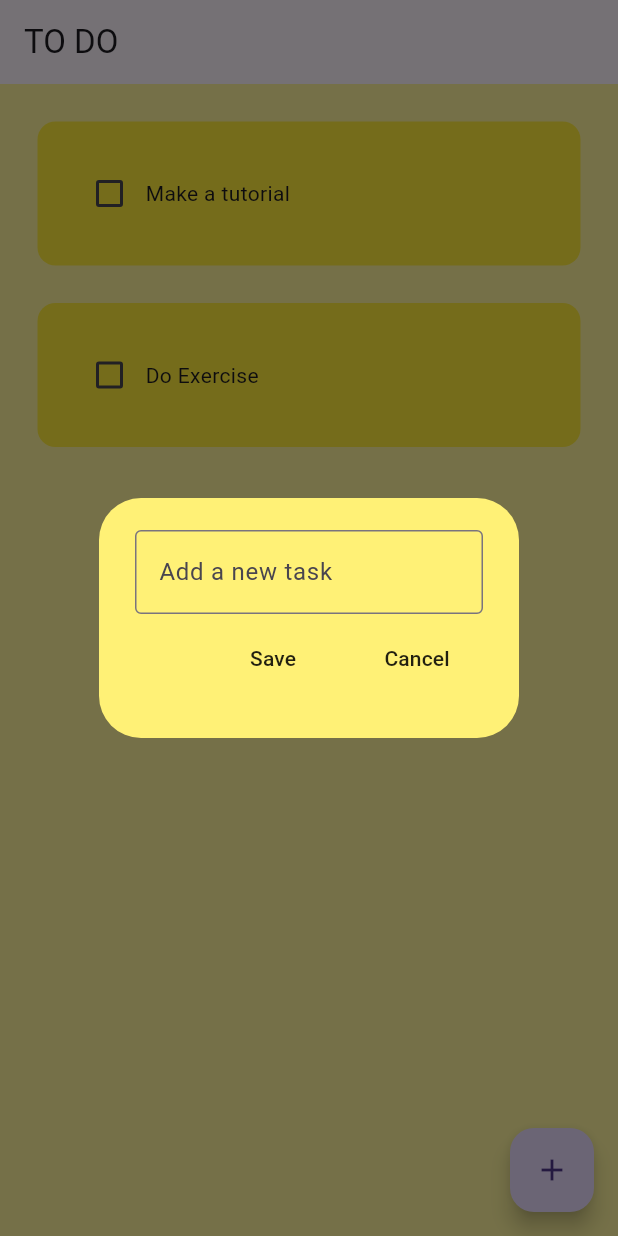
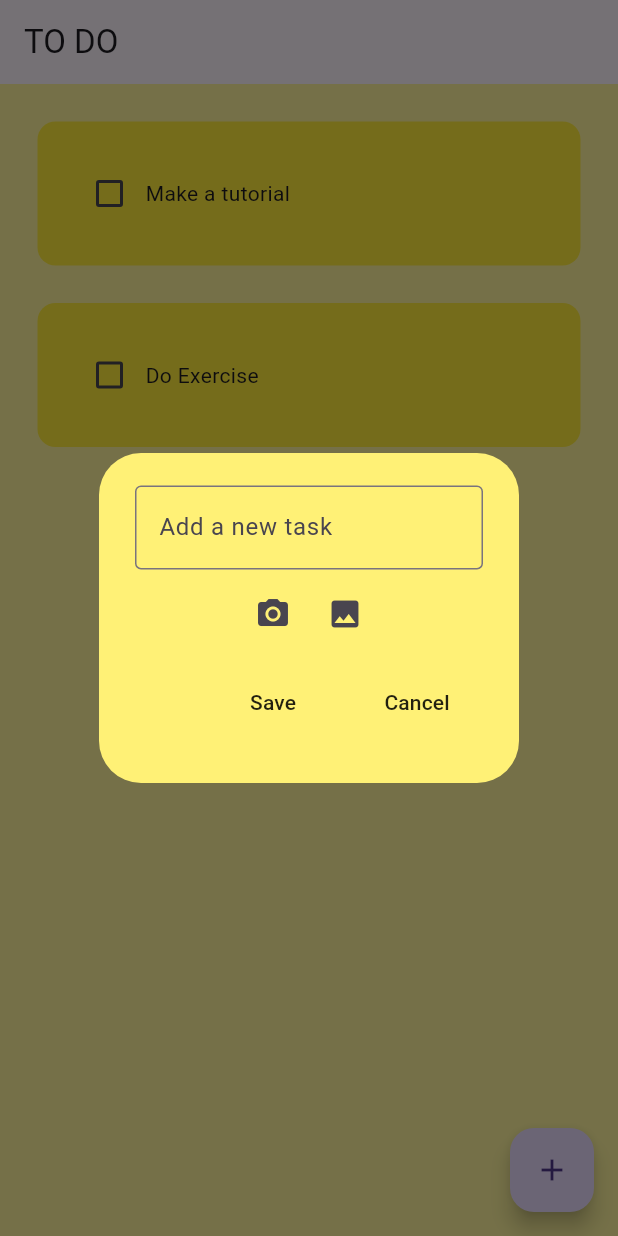
Before and after one commit to SashishS1/todo_app, a Flutter app: the screen it shows after launch, after a tap on the "add" icon, on a phone screen of 412 x 824 dp. Run offline on Flutter 3.47's test engine with Material 3 defaults, Android fonts, the phone set to English and light mode, and no system bars; drawn by our look-alikes of flutter_slidable; our stand-ins replace hive_flutter, image_picker; accounts and stored records are empty.

Commit message:
meti botões para adicionar foto/ou da galeria

```diff
--- a/lib/data/database.dart
+++ b/lib/data/database.dart
@@ -1,3 +1,5 @@
+// ignore_for_file: prefer_const_constructors, unnecessary_import, avoid_print
+
 import 'package:hive_flutter/hive_flutter.dart';
 
 class ToDoDataBase {
--- a/lib/util/dialog_box.dart
+++ b/lib/util/dialog_box.dart
@@ -1,12 +1,14 @@
 // ignore_for_file: prefer_typing_uninitialized_variables, must_be_immutable, sized_box_for_whitespace, prefer_const_constructors
 
 import 'package:flutter/material.dart';
+import 'package:image_picker/image_picker.dart';
+import 'dart:io';
 import 'package:todoapp/util/my_button.dart';
 
-class DialogBox extends StatelessWidget {
-  final controller;
-  VoidCallback onSave;
-  VoidCallback onCancel;
+class DialogBox extends StatefulWidget {
+  final TextEditingController controller;
+  final VoidCallback onSave;
+  final VoidCallback onCancel;
 
   DialogBox({
     super.key,
@@ -16,37 +18,78 @@ class DialogBox extends StatelessWidget {
      });
 
   @override
+  State<DialogBox> createState() => _DialogBoxState();
+}
+
+class _DialogBoxState extends State<DialogBox> {
+  File? _image;
+
+  Future<void> _pickImage(ImageSource source) async {
+    final picker = ImagePicker();
+    final pickedFile = await picker.pickImage(source: source);
+
+    if (pickedFile != null) {
+      setState(() {
+      _image = File(pickedFile.path);
+    });
+  }
+}
+
+  @override
   Widget build(BuildContext context) {
     return AlertDialog(
       backgroundColor: Colors.yellow[300],
       content: Container(
-        height: 120,
+        height: 180,
         child: Column(
           mainAxisAlignment: MainAxisAlignment.spaceEvenly,
           children: [
             //get user input
             TextField(
-              controller: controller,
+              controller: widget.controller,
               decoration: InputDecoration(
                 border: OutlineInputBorder(),
                 hintText: "Add a new task",
               ),
             ),
 
+            //Buttons add photo/gallery
+            Row(
+              mainAxisAlignment: MainAxisAlignment.center,
+              children: [
+                IconButton(
+                  icon: Icon(Icons.camera_alt),
+                  onPressed: () => _pickImage(ImageSource.camera),
+                ),
+                IconButton(
+                  icon: Icon(Icons.photo),
+                  onPressed: () => _pickImage(ImageSource.gallery),
+                ),
+              ],
+            ),
+
+          //Show selected photo
+          _image != null
+            ? Image.file(
+              _image!,
+              height: 50,
+              width: 50,
+            )
+          : Container(),
+
+
             //buttons -> save + cancel
             Row(
               mainAxisAlignment: MainAxisAlignment.end,
               children: [
                 //save button
-                MyButton(text: "Save", onPressed: onSave),
-
+                MyButton(text: "Save", onPressed: widget.onSave),
                 const SizedBox(width: 8),
-
                 //cancel button
-                MyButton(text: "Cancel", onPressed: onCancel),
+                MyButton(text: "Cancel", onPressed: widget.onCancel),
               ],
             ),
-          ]
+          ],
         ),
       ),
     );
--- a/pubspec.yaml
+++ b/pubspec.yaml
@@ -33,6 +33,7 @@ dependencies:
     sdk: flutter
   hive: ^2.2.3
   hive_flutter: ^1.1.0
+  image_picker: ^1.1.2
 
 
   # The following adds the Cupertino Icons font to your application.
```
Also changed, not shown: pubspec.lock, 5 other files.
